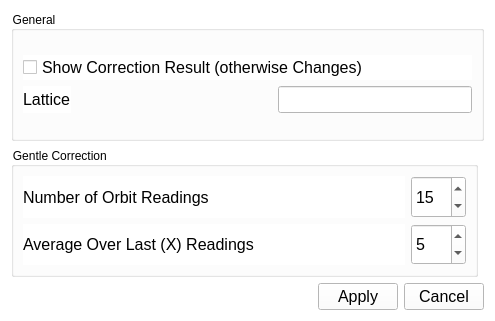
Above: gui/UISettings.ui from sergey-tomin/manul before the change. Below: the same form after it.
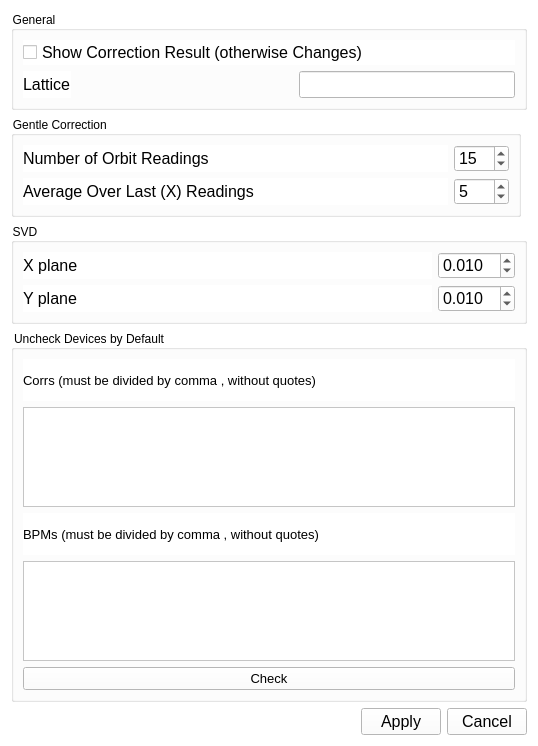
That is the form after the change.

Commit message: 1. removed CBB and CBL correctors 2. added settings (menuBar->Expert panel-> Parameters)    a. can be added BPMs and Correctors which will be unchecked by default    b. Gentle correction parameters (number of shots and number of last shots which will be taken  in account). 4. "Closed Orbit" option is unchecked by default. 3. Now you can change range of the working space for each section.

Patch:
```diff
--- a/gui/UISettings.ui
+++ b/gui/UISettings.ui
@@ -6,8 +6,8 @@
    <rect>
     <x>0</x>
     <y>0</y>
-    <width>495</width>
-    <height>321</height>
+    <width>538</width>
+    <height>746</height>
    </rect>
   </property>
   <property name="minimumSize">
@@ -216,7 +216,7 @@
      </item>
     </layout>
    </item>
-   <item row="1" column="1">
+   <item row="3" column="1">
     <layout class="QHBoxLayout" name="horizontalLayout">
      <item>
       <spacer name="horizontalSpacer">
@@ -273,6 +273,188 @@
      </item>
     </layout>
    </item>
+   <item row="1" column="1">
+    <widget class="QGroupBox" name="groupBox_3">
+     <property name="sizePolicy">
+      <sizepolicy hsizetype="Minimum" vsizetype="Minimum">
+       <horstretch>0</horstretch>
+       <verstretch>0</verstretch>
+      </sizepolicy>
+     </property>
+     <property name="maximumSize">
+      <size>
+       <width>16777215</width>
+       <height>16777215</height>
+      </size>
+     </property>
+     <property name="title">
+      <string>SVD</string>
+     </property>
+     <layout class="QGridLayout" name="gridLayout_7">
+      <item row="0" column="1">
+       <layout class="QGridLayout" name="gridLayout_8">
+        <item row="1" column="0">
+         <widget class="QLabel" name="label_10">
+          <property name="sizePolicy">
+           <sizepolicy hsizetype="Expanding" vsizetype="Preferred">
+            <horstretch>0</horstretch>
+            <verstretch>0</verstretch>
+           </sizepolicy>
+          </property>
+          <property name="font">
+           <font>
+            <pointsize>12</pointsize>
+           </font>
+          </property>
+          <property name="text">
+           <string>Y plane</string>
+          </property>
+         </widget>
+        </item>
+        <item row="0" column="0">
+         <widget class="QLabel" name="label_3">
+          <property name="sizePolicy">
+           <sizepolicy hsizetype="Minimum" vsizetype="Minimum">
+            <horstretch>0</horstretch>
+            <verstretch>0</verstretch>
+           </sizepolicy>
+          </property>
+          <property name="font">
+           <font>
+            <pointsize>12</pointsize>
+           </font>
+          </property>
+          <property name="text">
+           <string>X plane</string>
+          </property>
+         </widget>
+        </item>
+        <item row="0" column="2">
+         <widget class="QDoubleSpinBox" name="sb_epsilon_x">
+          <property name="font">
+           <font>
+            <pointsize>12</pointsize>
+            <weight>50</weight>
+            <bold>false</bold>
+           </font>
+          </property>
+          <property name="locale">
+           <locale language="English" country="UnitedStates"/>
+          </property>
+          <property name="decimals">
+           <number>3</number>
+          </property>
+          <property name="value">
+           <double>0.010000000000000</double>
+          </property>
+         </widget>
+        </item>
+        <item row="1" column="2">
+         <widget class="QDoubleSpinBox" name="sb_epsilon_y">
+          <property name="font">
+           <font>
+            <pointsize>12</pointsize>
+            <weight>50</weight>
+            <bold>false</bold>
+           </font>
+          </property>
+          <property name="locale">
+           <locale language="English" country="UnitedStates"/>
+          </property>
+          <property name="decimals">
+           <number>3</number>
+          </property>
+          <property name="value">
+           <double>0.010000000000000</double>
+          </property>
+         </widget>
+        </item>
+       </layout>
+      </item>
+     </layout>
+    </widget>
+   </item>
+   <item row="2" column="1">
+    <widget class="QGroupBox" name="groupBox_4">
+     <property name="sizePolicy">
+      <sizepolicy hsizetype="Minimum" vsizetype="Minimum">
+       <horstretch>0</horstretch>
+       <verstretch>0</verstretch>
+      </sizepolicy>
+     </property>
+     <property name="maximumSize">
+      <size>
+       <width>16777215</width>
+       <height>16777215</height>
+      </size>
+     </property>
+     <property name="title">
+      <string>Uncheck Devices by Default</string>
+     </property>
+     <layout class="QGridLayout" name="gridLayout_9">
+      <item row="0" column="1">
+       <layout class="QGridLayout" name="gridLayout_10">
+        <item row="3" column="0">
+         <widget class="QTextEdit" name="te_bpms">
+          <property name="maximumSize">
+           <size>
+            <width>16777215</width>
+            <height>100</height>
+           </size>
+          </property>
+         </widget>
+        </item>
+        <item row="1" column="0">
+         <widget class="QTextEdit" name="te_corrs">
+          <property name="maximumSize">
+           <size>
+            <width>16777215</width>
+            <height>100</height>
+           </size>
+          </property>
+         </widget>
+        </item>
+        <item row="4" column="0">
+         <widget class="QPushButton" name="pb_check">
+          <property name="font">
+           <font>
+            <pointsize>10</pointsize>
+           </font>
+          </property>
+          <property name="text">
+           <string>Check</string>
+          </property>
+         </widget>
+        </item>
+        <item row="2" column="0">
+         <widget class="QLabel" name="label">
+          <property name="font">
+           <font>
+            <pointsize>10</pointsize>
+           </font>
+          </property>
+          <property name="text">
+           <string>BPMs (must be divided by comma , without quotes)</string>
+          </property>
+         </widget>
+        </item>
+        <item row="0" column="0">
+         <widget class="QLabel" name="label_5">
+          <property name="font">
+           <font>
+            <pointsize>10</pointsize>
+           </font>
+          </property>
+          <property name="text">
+           <string>Corrs (must be divided by comma , without quotes)</string>
+          </property>
+         </widget>
+        </item>
+       </layout>
+      </item>
+     </layout>
+    </widget>
+   </item>
   </layout>
  </widget>
  <resources/>
```
The commit also changes 13 other files.
